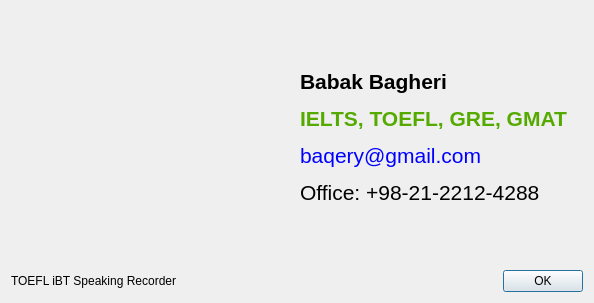
Above: Toefl-Speaking-Recorder/dialogabout.ui from fffaraz/Toefl-Speaking-Recorder before the change. Below: the same form after it.
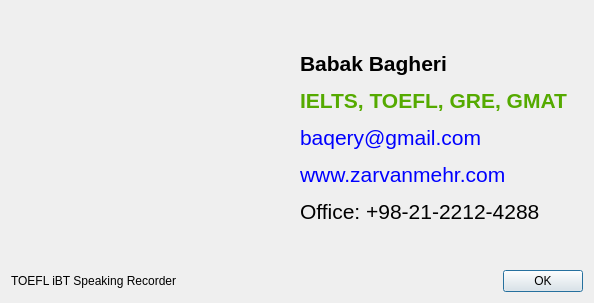
That is the form after the change. Icons and pictures are not drawn.

Commit message: site url

```diff
--- a/Toefl-Speaking-Recorder/dialogabout.ui
+++ b/Toefl-Speaking-Recorder/dialogabout.ui
@@ -32,7 +32,7 @@
      <item>
       <widget class="QLabel" name="label_2">
        <property name="text">
-        <string>&lt;html&gt;&lt;head/&gt;&lt;body&gt;&lt;p&gt;&lt;span style=&quot; font-size:16pt; font-weight:600;&quot;&gt;Babak Bagheri&lt;/span&gt;&lt;/p&gt;&lt;p&gt;&lt;span style=&quot; font-size:16pt; font-weight:600; color:#55aa00;&quot;&gt;IELTS, TOEFL, GRE, GMAT&lt;/span&gt;&lt;/p&gt;&lt;p&gt;&lt;span style=&quot; font-size:16pt; color:#0000ff;&quot;&gt;baqery@gmail.com&lt;/span&gt;&lt;/p&gt;&lt;p&gt;&lt;span style=&quot; font-size:16pt;&quot;&gt;Office: +98-21-2212-4288&lt;/span&gt;&lt;/p&gt;&lt;/body&gt;&lt;/html&gt;</string>
+        <string>&lt;html&gt;&lt;head/&gt;&lt;body&gt;&lt;p&gt;&lt;span style=&quot; font-size:16pt; font-weight:600;&quot;&gt;Babak Bagheri&lt;/span&gt;&lt;/p&gt;&lt;p&gt;&lt;span style=&quot; font-size:16pt; font-weight:600; color:#55aa00;&quot;&gt;IELTS, TOEFL, GRE, GMAT&lt;/span&gt;&lt;/p&gt;&lt;p&gt;&lt;span style=&quot; font-size:16pt; color:#0000ff;&quot;&gt;baqery@gmail.com&lt;/span&gt;&lt;/p&gt;&lt;p&gt;&lt;span style=&quot; font-size:16pt; color:#0000ff;&quot;&gt;www.zarvanmehr.com&lt;/span&gt;&lt;/p&gt;&lt;p&gt;&lt;span style=&quot; font-size:16pt;&quot;&gt;Office: +98-21-2212-4288&lt;/span&gt;&lt;/p&gt;&lt;/body&gt;&lt;/html&gt;</string>
        </property>
       </widget>
      </item>
```
